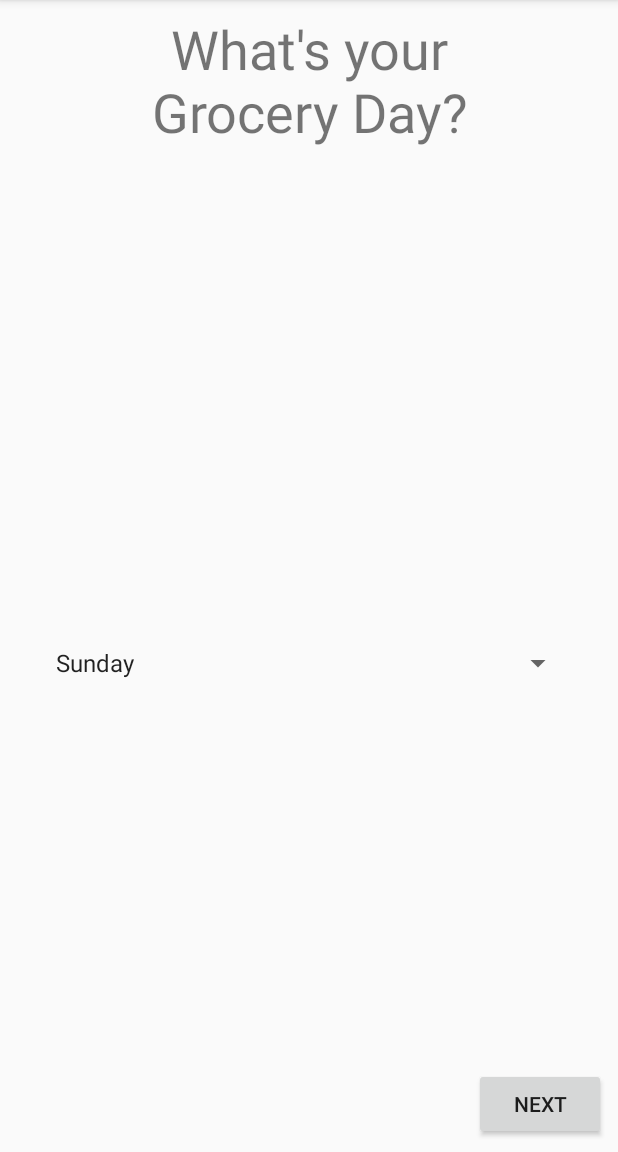
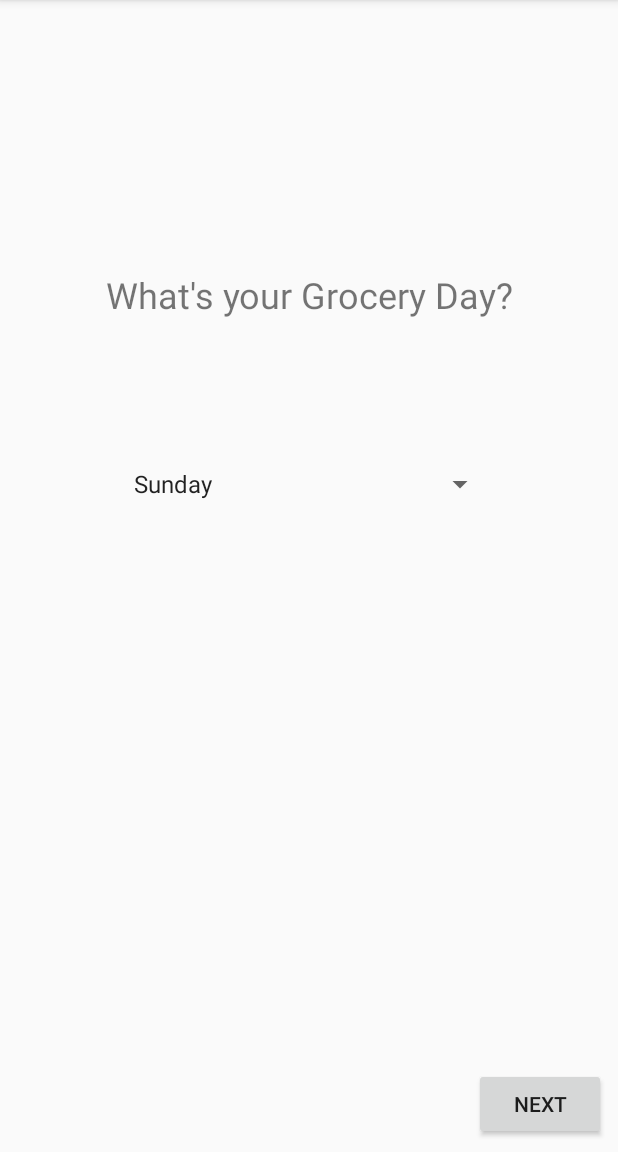
Before and after one commit to amailk/fridge-pal-android, an Android app: the screen it shows after launch (SignupFlowActivity), after a tap on "LOGIN", on a phone screen of 412 x 824 dp, the part 84-1236 px from its top. Run offline under Robolectric (Android 15) with nearby library versions, the phone set to English and light mode, and no system bars; Roboto replaces fonts that are not available here.

Commit message:
Changes in Confirm Fragment

```diff
--- a/app/src/main/java/cp317/wlu/ca/fridgepal/signupflow/ConfirmViewModel.java
+++ b/app/src/main/java/cp317/wlu/ca/fridgepal/signupflow/ConfirmViewModel.java
@@ -5,7 +5,24 @@ import android.arch.lifecycle.ViewModel;
 
 public class ConfirmViewModel extends ViewModel {
 
-     MutableLiveData<String> mGroceryDayInp= new MutableLiveData<>();
+    MutableLiveData<String> mGroceryDayInp;
+    MutableLiveData<String> mDietPrefInp;
+
+    public void init(){
+        mGroceryDayInp = new MutableLiveData<>();
+        mGroceryDayInp.setValue("Default Message");
+
+        mDietPrefInp = new MutableLiveData<>();
+        mDietPrefInp.setValue("Default Message");
+    }
+
+    public MutableLiveData<String> getmDietPrefInp() {
+        return mDietPrefInp;
+    }
+
+    public void setmDietPrefInp(MutableLiveData<String> mDietPrefInp) {
+        this.mDietPrefInp = mDietPrefInp;
+    }
 
     public MutableLiveData<String> getmGroceryDayInp() {
         return mGroceryDayInp;
@@ -14,6 +31,11 @@ public class ConfirmViewModel extends ViewModel {
     public void setmGroceryDayInp(MutableLiveData<String> mGroceryDayInp) {
         this.mGroceryDayInp = mGroceryDayInp;
     }
+
+    public void setGroceryInput(String msg){
+        mGroceryDayInp.setValue(msg);
+    }
+    public void setDietInput(String msg) {mDietPrefInp.setValue(msg);}
 
     //public String mDietaryPref="";
 
--- a/app/src/main/java/cp317/wlu/ca/fridgepal/signupflow/GroceryDayFragment.java
+++ b/app/src/main/java/cp317/wlu/ca/fridgepal/signupflow/GroceryDayFragment.java
@@ -9,9 +9,12 @@ import android.support.v4.app.Fragment;
 import android.view.LayoutInflater;
 import android.view.View;
 import android.view.ViewGroup;
+import android.widget.AdapterView;
 import android.widget.ArrayAdapter;
 import android.widget.Button;
 import android.widget.Spinner;
+
+import static java.sql.DriverManager.println;
 
 
 /**
@@ -19,8 +22,8 @@ import android.widget.Spinner;
  */
 public class GroceryDayFragment extends Fragment {
 
-    private  ConfirmViewModel confirmViewModel;
-    String text;
+   // private  ConfirmViewModel confirmViewModel;
+   //String groceryString;
 
     interface OnNextPressedListener {
         void onNextPressed(View view);
@@ -34,18 +37,37 @@ public class GroceryDayFragment extends Fragment {
 
         View view = inflater.inflate(R.layout.fragment_grocery_day, container, false);
         Spinner spinner = view.findViewById(R.id.spinner);
+        String gtext = spinner.getSelectedItem().toString();
 
         ArrayAdapter<CharSequence> adapter = ArrayAdapter.createFromResource(getContext(),R.array.days, android.R.layout.simple_spinner_item);
         adapter.setDropDownViewResource(android.R.layout.simple_spinner_dropdown_item);
         spinner.setAdapter(adapter);
-        text = spinner.getSelectedItem().toString();
+
+       // groceryString="";
+        /*spinner.setOnItemSelectedListener(new AdapterView.OnItemSelectedListener() {
+            @Override
+            public void onItemSelected(AdapterView<?> parent, View view, int position, long id) {
+                groceryString = parent.getItemAtPosition(position).toString();
+            }
+
+            @Override
+            public void onNothingSelected(AdapterView<?> parent) {
+
+            }
+        });*/
+
 
         Button nextButton = view.findViewById(R.id.button_next);
         nextButton.setOnClickListener(onNextPressedListener::onNextPressed);
+
+
+        println(gtext);
+        ViewModelProviders.of(getActivity()).get(ConfirmViewModel.class).setGroceryInput(gtext);
+
         return view;
     }
 
-    @Override
+   /* @Override
     public void onViewCreated(@NonNull View view, @Nullable Bundle savedInstanceState) {
         super.onViewCreated(view, savedInstanceState);
 
@@ -55,10 +77,9 @@ public class GroceryDayFragment extends Fragment {
             grocerytext = text;
         }
         confirmViewModel.mGroceryDayInp.postValue(grocerytext);
-    }
+    }*/
 
     public void setOnNextPressedListener(OnNextPressedListener onNextPressedListener) {
-
 
         this.onNextPressedListener = onNextPressedListener;
     }
--- a/app/src/main/java/cp317/wlu/ca/fridgepal/signupflow/SignupFlowActivity.java
+++ b/app/src/main/java/cp317/wlu/ca/fridgepal/signupflow/SignupFlowActivity.java
@@ -1,5 +1,6 @@
 package cp317.wlu.ca.fridgepal.signupflow;
 
+import android.arch.lifecycle.ViewModelProviders;
 import android.content.Intent;
 import android.os.Bundle;
 import android.support.v7.app.AppCompatActivity;
@@ -13,12 +14,13 @@ public class SignupFlowActivity extends AppCompatActivity {
     private GroceryDayFragment groceryDayFragment;
     private DietaryPreferenceFragment dietaryPreferenceFragment;
     private ConfirmFragment confirmFragment;
-    ConfirmViewModel mConfirm;
+    private ConfirmViewModel mConfirmViewModel;
 
     @Override
     public void onCreate(Bundle savedInstanceState) {
         super.onCreate(savedInstanceState);
         setContentView(R.layout.activity_signup_flow);
+
 
         setupFragments();
 
@@ -28,6 +30,7 @@ public class SignupFlowActivity extends AppCompatActivity {
                 .add(R.id.container, groceryDayFragment)
                 .commit();
 
+
     }
 
     private void setupFragments() {
@@ -35,6 +38,8 @@ public class SignupFlowActivity extends AppCompatActivity {
         dietaryPreferenceFragment = new DietaryPreferenceFragment();
         confirmFragment = new ConfirmFragment();
 
+        mConfirmViewModel = ViewModelProviders.of(this).get(ConfirmViewModel.class);
+        mConfirmViewModel.init();
 
        // mConfirm.mGroceryDay = groceryDayFragment.text;
 
--- a/app/src/main/res/layout/fragment_grocery_day.xml
+++ b/app/src/main/res/layout/fragment_grocery_day.xml
@@ -10,28 +10,12 @@
         android:layout_width="match_parent"
         android:layout_height="match_parent">
 
-        <TextView
-            android:id="@+id/textView2"
-            android:layout_width="315dp"
-            android:layout_height="107dp"
-            android:layout_marginStart="8dp"
-            android:layout_marginTop="8dp"
-            android:layout_marginEnd="8dp"
-            android:text="@string/grocery_text"
-            android:textAlignment="center"
-            android:textSize="36sp"
-            app:layout_constraintEnd_toEndOf="parent"
-            app:layout_constraintStart_toStartOf="parent"
-            app:layout_constraintTop_toTopOf="parent" />
-
         <Spinner
             android:id="@+id/spinner"
-            android:layout_width="353dp"
-            android:layout_height="52dp"
-            android:layout_marginStart="8dp"
-            android:layout_marginTop="8dp"
-            android:layout_marginEnd="8dp"
-            android:layout_marginBottom="8dp"
+            android:layout_width="249dp"
+            android:layout_height="60dp"
+            android:layout_marginTop="40dp"
+            android:layout_marginBottom="388dp"
             android:entries="@array/days"
             app:layout_constraintBottom_toBottomOf="parent"
             app:layout_constraintEnd_toEndOf="parent"
@@ -47,5 +31,19 @@
             android:text="@string/nextToDiet_button"
             app:layout_constraintBottom_toBottomOf="parent"
             app:layout_constraintEnd_toEndOf="parent" />
+
+        <TextView
+            android:id="@+id/textView2"
+            android:layout_width="367dp"
+            android:layout_height="45dp"
+            android:layout_marginStart="8dp"
+            android:layout_marginTop="180dp"
+            android:layout_marginEnd="8dp"
+            android:text="@string/grocery_text"
+            android:textAlignment="center"
+            android:textSize="24sp"
+            app:layout_constraintEnd_toEndOf="parent"
+            app:layout_constraintStart_toStartOf="parent"
+            app:layout_constraintTop_toTopOf="parent" />
     </android.support.constraint.ConstraintLayout>
 </FrameLayout>
--- a/app/src/main/res/values/strings.xml
+++ b/app/src/main/res/values/strings.xml
@@ -18,6 +18,15 @@
         <item> Saturday</item>
 
     </string-array>
+
+    <string-array name="diet">
+        <item> Vegetarian</item>
+        <item> Vegan</item>
+        <item> Gluten Free</item>
+        <item> Pescetarians</item>
+
+
+    </string-array>
     <string name="nextToDiet_button">Next</string>
     <string name="nextToConfirm_button">Next</string>
     <!-- TODO: Remove or change this placeholder text -->
```
Also changed, not shown: app/src/main/java/cp317/wlu/ca/fridgepal/signupflow/ConfirmFragment.java (+22 -6 lines), app/src/main/java/cp317/wlu/ca/fridgepal/signupflow/DietaryPreferenceFragment.java (+12 -0 lines), app/src/main/res/layout/fragment_confirm.xml (+34 -14 lines), app/src/main/res/layout/fragment_dietary_preference.xml (+27 -42 lines).
